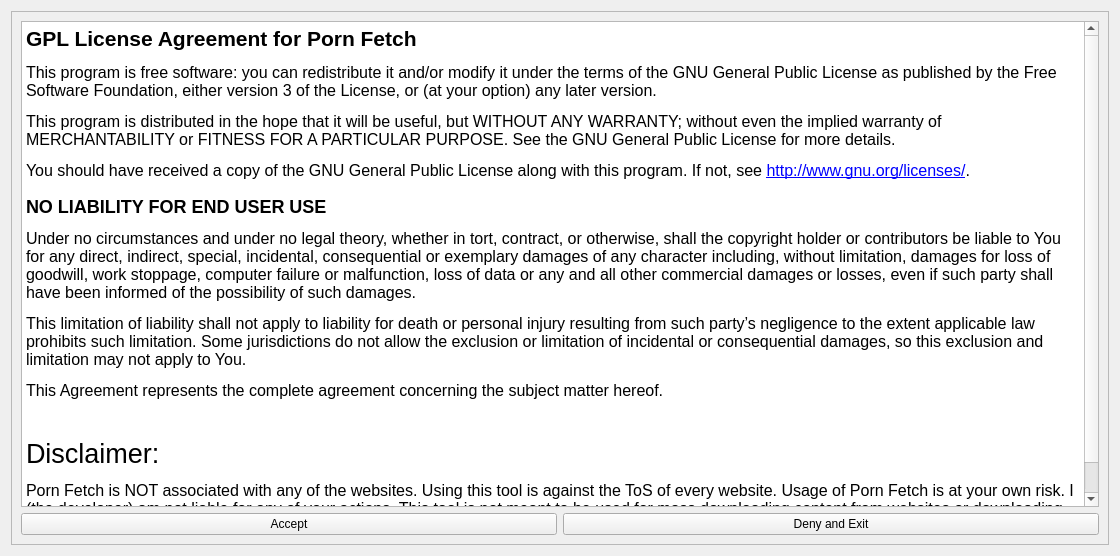
Above: src/frontend/License.ui from EchterAlsFake/Porn_Fetch before the change. Below: the same form after it.
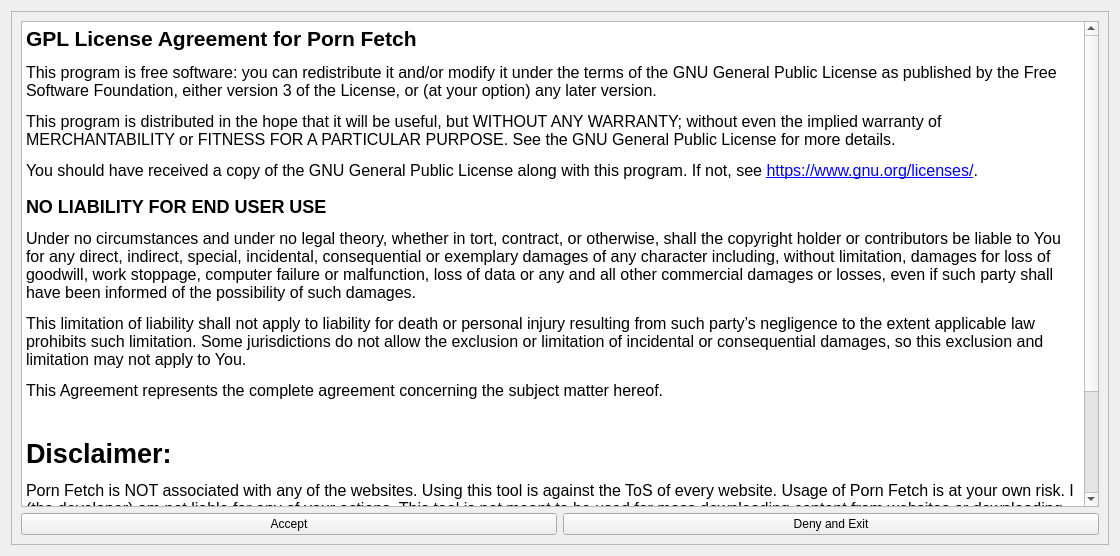
That is the form after the change.

Commit message: - added ffmpeg into the license - nearly finished the CLI - some code optimizations and small stuff

Patch:
```diff
--- a/src/frontend/License.ui
+++ b/src/frontend/License.ui
@@ -55,14 +55,16 @@
 &lt;p style=&quot; margin-top:0px; margin-bottom:0px; margin-left:0px; margin-right:0px; -qt-block-indent:0; text-indent:0px;&quot;&gt;&lt;span style=&quot; font-size:16pt; font-weight:704;&quot;&gt;GPL License Agreement for Porn Fetch&lt;/span&gt;&lt;/p&gt;
 &lt;p style=&quot; margin-top:12px; margin-bottom:12px; margin-left:0px; margin-right:0px; -qt-block-indent:0; text-indent:0px;&quot;&gt;&lt;span style=&quot; font-size:12pt;&quot;&gt;This program is free software: you can redistribute it and/or modify it under the terms of the GNU General Public License as published by the Free Software Foundation, either version 3 of the License, or (at your option) any later version.&lt;/span&gt;&lt;/p&gt;
 &lt;p style=&quot; margin-top:12px; margin-bottom:12px; margin-left:0px; margin-right:0px; -qt-block-indent:0; text-indent:0px;&quot;&gt;&lt;span style=&quot; font-size:12pt;&quot;&gt;This program is distributed in the hope that it will be useful, but WITHOUT ANY WARRANTY; without even the implied warranty of MERCHANTABILITY or FITNESS FOR A PARTICULAR PURPOSE. See the GNU General Public License for more details.&lt;/span&gt;&lt;/p&gt;
-&lt;p style=&quot; margin-top:12px; margin-bottom:12px; margin-left:0px; margin-right:0px; -qt-block-indent:0; text-indent:0px;&quot;&gt;&lt;span style=&quot; font-size:12pt;&quot;&gt;You should have received a copy of the GNU General Public License along with this program. If not, see &lt;/span&gt;&lt;a href=&quot;http://www.gnu.org/licenses/&quot;&gt;&lt;span style=&quot; font-size:12pt; text-decoration: underline; color:#0000ff;&quot;&gt;http://www.gnu.org/licenses/&lt;/span&gt;&lt;/a&gt;&lt;span style=&quot; font-size:12pt;&quot;&gt;.&lt;/span&gt;&lt;/p&gt;
+&lt;p style=&quot; margin-top:12px; margin-bottom:12px; margin-left:0px; margin-right:0px; -qt-block-indent:0; text-indent:0px;&quot;&gt;&lt;span style=&quot; font-size:12pt;&quot;&gt;You should have received a copy of the GNU General Public License along with this program. If not, see &lt;/span&gt;&lt;a href=&quot;https://www.gnu.org/licenses/&quot;&gt;&lt;span style=&quot; font-size:12pt; text-decoration: underline; color:#0000ff;&quot;&gt;https://www.gnu.org/licenses/&lt;/span&gt;&lt;/a&gt;&lt;span style=&quot; font-size:12pt;&quot;&gt;.&lt;/span&gt;&lt;/p&gt;
 &lt;h2 style=&quot; margin-top:16px; margin-bottom:12px; margin-left:0px; margin-right:0px; -qt-block-indent:0; text-indent:0px;&quot;&gt;&lt;span style=&quot; font-size:x-large; font-weight:704;&quot;&gt;NO LIABILITY FOR END USER USE&lt;/span&gt;&lt;/h2&gt;
 &lt;p style=&quot; margin-top:12px; margin-bottom:12px; margin-left:0px; margin-right:0px; -qt-block-indent:0; text-indent:0px;&quot;&gt;&lt;span style=&quot; font-size:12pt;&quot;&gt;Under no circumstances and under no legal theory, whether in tort, contract, or otherwise, shall the copyright holder or contributors be liable to You for any direct, indirect, special, incidental, consequential or exemplary damages of any character including, without limitation, damages for loss of goodwill, work stoppage, computer failure or malfunction, loss of data or any and all other commercial damages or losses, even if such party shall have been informed of the possibility of such damages.&lt;/span&gt;&lt;/p&gt;
 &lt;p style=&quot; margin-top:12px; margin-bottom:12px; margin-left:0px; margin-right:0px; -qt-block-indent:0; text-indent:0px;&quot;&gt;&lt;span style=&quot; font-size:12pt;&quot;&gt;This limitation of liability shall not apply to liability for death or personal injury resulting from such party’s negligence to the extent applicable law prohibits such limitation. Some jurisdictions do not allow the exclusion or limitation of incidental or consequential damages, so this exclusion and limitation may not apply to You.&lt;/span&gt;&lt;/p&gt;
 &lt;p style=&quot; margin-top:12px; margin-bottom:12px; margin-left:0px; margin-right:0px; -qt-block-indent:0; text-indent:0px;&quot;&gt;&lt;span style=&quot; font-size:12pt;&quot;&gt;This Agreement represents the complete agreement concerning the subject matter hereof.&lt;/span&gt;&lt;/p&gt;
 &lt;p style=&quot;-qt-paragraph-type:empty; margin-top:12px; margin-bottom:12px; margin-left:0px; margin-right:0px; -qt-block-indent:0; text-indent:0px;&quot;&gt;&lt;br /&gt;&lt;/p&gt;
-&lt;p style=&quot; margin-top:12px; margin-bottom:12px; margin-left:0px; margin-right:0px; -qt-block-indent:0; text-indent:0px;&quot;&gt;&lt;span style=&quot; font-size:20pt;&quot;&gt;Disclaimer:&lt;/span&gt;&lt;/p&gt;
-&lt;p style=&quot; margin-top:12px; margin-bottom:12px; margin-left:0px; margin-right:0px; -qt-block-indent:0; text-indent:0px;&quot;&gt;&lt;span style=&quot; font-size:12pt;&quot;&gt;Porn Fetch is NOT associated with any of the websites. Using this tool is against the ToS of every website. Usage of Porn Fetch is at your own risk. I (the developer) am not liable for any of your actions. This tool is not meant to be used for mass downloading content from websites or downloading copyright protected material.&lt;/span&gt;&lt;/p&gt;&lt;/body&gt;&lt;/html&gt;</string>
+&lt;p style=&quot; margin-top:12px; margin-bottom:12px; margin-left:0px; margin-right:0px; -qt-block-indent:0; text-indent:0px;&quot;&gt;&lt;span style=&quot; font-size:20pt; font-weight:600;&quot;&gt;Disclaimer:&lt;/span&gt;&lt;/p&gt;
+&lt;p style=&quot; margin-top:12px; margin-bottom:12px; margin-left:0px; margin-right:0px; -qt-block-indent:0; text-indent:0px;&quot;&gt;&lt;span style=&quot; font-size:12pt;&quot;&gt;Porn Fetch is NOT associated with any of the websites. Using this tool is against the ToS of every website. Usage of Porn Fetch is at your own risk. I (the developer) am not liable for any of your actions. This tool is not meant to be used for mass downloading content from websites or downloading copyright protected material.&lt;/span&gt;&lt;/p&gt;
+&lt;p style=&quot;-qt-paragraph-type:empty; margin-top:12px; margin-bottom:12px; margin-left:0px; margin-right:0px; -qt-block-indent:0; text-indent:0px; font-size:12pt;&quot;&gt;&lt;br /&gt;&lt;/p&gt;
+&lt;p style=&quot; margin-top:12px; margin-bottom:12px; margin-left:0px; margin-right:0px; -qt-block-indent:0; text-indent:0px;&quot;&gt;&lt;span style=&quot; font-family:'JetBrains Mono','monospace'; font-size:14pt; font-weight:600; color:#000000;&quot;&gt;Information:&lt;/span&gt;&lt;span style=&quot; font-family:'JetBrains Mono','monospace'; font-size:12pt; color:#000000;&quot;&gt;&lt;br /&gt;Porn Fetch uses ffmpeg for video processing / converting. FFmpeg is free software licensed under the GPL license.&lt;br /&gt;See more information on: https://FFmpeg.org&lt;/span&gt;&lt;/p&gt;&lt;/body&gt;&lt;/html&gt;</string>
            </property>
           </widget>
          </item>
```
The commit also changes 7 other files.
